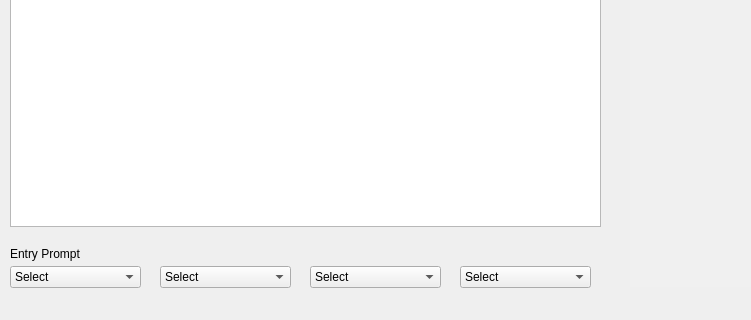
This is mainwindow.ui in Greatmar2/ChooseYourAdventure as Qt 5 draws it before an edit; both pictures show x 0 to 751 and y 280 to 600 of the 900 by 600 pixel window. The edited form follows.
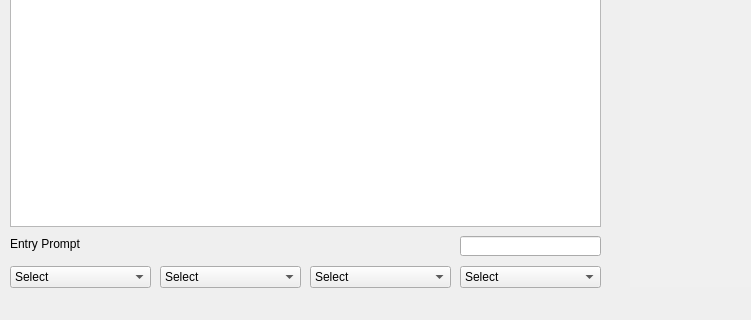
This is the edited form.

What changed in the file:
```diff
--- a/mainwindow.ui
+++ b/mainwindow.ui
@@ -124,8 +124,8 @@
     <property name="geometry">
      <rect>
       <x>10</x>
-      <y>490</y>
-      <width>591</width>
+      <y>480</y>
+      <width>441</width>
       <height>16</height>
      </rect>
     </property>
@@ -138,7 +138,7 @@
      <rect>
       <x>10</x>
       <y>510</y>
-      <width>131</width>
+      <width>141</width>
       <height>22</height>
      </rect>
     </property>
@@ -153,7 +153,7 @@
      <rect>
       <x>160</x>
       <y>510</y>
-      <width>131</width>
+      <width>141</width>
       <height>22</height>
      </rect>
     </property>
@@ -168,7 +168,7 @@
      <rect>
       <x>310</x>
       <y>510</y>
-      <width>131</width>
+      <width>141</width>
       <height>22</height>
      </rect>
     </property>
@@ -183,7 +183,7 @@
      <rect>
       <x>460</x>
       <y>510</y>
-      <width>131</width>
+      <width>141</width>
       <height>22</height>
      </rect>
     </property>
@@ -193,6 +193,16 @@
      </property>
     </item>
    </widget>
+   <widget class="QLineEdit" name="lneTextInput">
+    <property name="geometry">
+     <rect>
+      <x>460</x>
+      <y>480</y>
+      <width>141</width>
+      <height>20</height>
+     </rect>
+    </property>
+   </widget>
   </widget>
   <widget class="QMenuBar" name="menuBar">
    <property name="geometry">
```
